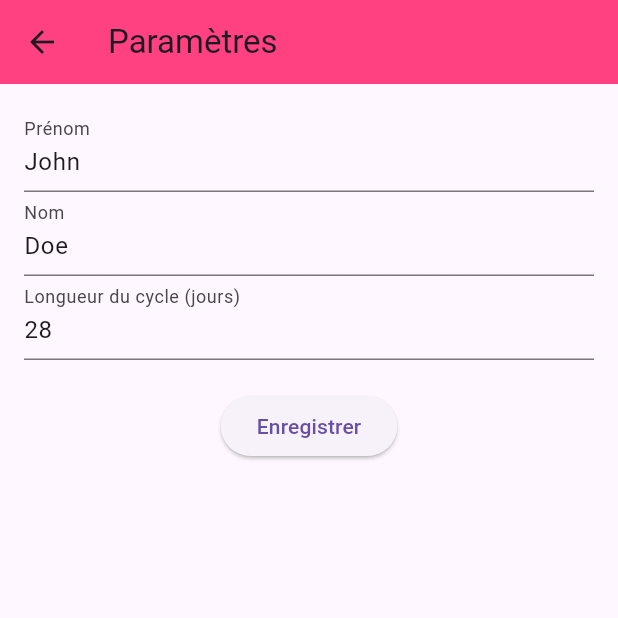
After one commit to lauryn-trouillot/period_apk, a Flutter app: the screen it shows after launch, after a tap on the "settings" icon, on a phone screen of 412 x 824 dp, the top half of it. The commit adds this screen. Run offline on Flutter 3.47's test engine with Material 3 defaults, Android fonts, the phone set to English and light mode, and no system bars; our stand-ins replace table_calendar.

Commit message:
Ajout de la page paramêtre

```diff
--- /dev/null
+++ b/menstrual_tracker/lib/models/user_info.dart
@@ -0,0 +1,33 @@
+class UserInfo {
+  String firstName;
+  String lastName;
+  int cycleLength;
+  List<DateTime> periodDays;
+
+  UserInfo({
+    required this.firstName,
+    required this.lastName,
+    required this.cycleLength,
+    required this.periodDays,
+  });
+
+  Map<String, dynamic> toJson() {
+    return {
+      'firstName': firstName,
+      'lastName': lastName,
+      'cycleLength': cycleLength,
+      'periodDays': periodDays.map((day) => day.toIso8601String()).toList(),
+    };
+  }
+
+  factory UserInfo.fromJson(Map<String, dynamic> json) {
+    return UserInfo(
+      firstName: json['firstName'],
+      lastName: json['lastName'],
+      cycleLength: json['cycleLength'],
+      periodDays: (json['periodDays'] as List<dynamic>)
+          .map((day) => DateTime.parse(day as String))
+          .toList(),
+    );
+  }
+}
--- a/menstrual_tracker/lib/screens/menstrual_tracker_screen.dart
+++ b/menstrual_tracker/lib/screens/menstrual_tracker_screen.dart
@@ -2,6 +2,8 @@ import 'package:flutter/material.dart';
 import '../widgets/calendar_widget.dart';
 import '../widgets/info_widget.dart';
 import 'details_screen.dart';
+import 'settings_screen.dart';
+import '../models/user_info.dart';
 
 class MenstrualTrackerScreen extends StatefulWidget {
   @override
@@ -12,6 +14,18 @@ class _MenstrualTrackerScreenState extends State<MenstrualTrackerScreen> {
   DateTime _focusedDay = DateTime.now();
   DateTime? _startDate;
   DateTime? _endDate;
+  UserInfo _userInfo = UserInfo(
+    firstName: 'John',
+    lastName: 'Doe',
+    cycleLength: 28,
+    periodDays: [],
+  );
+
+  void _updateUserInfo(UserInfo userInfo) {
+    setState(() {
+      _userInfo = userInfo;
+    });
+  }
 
   @override
   Widget build(BuildContext context) {
@@ -19,6 +33,21 @@ class _MenstrualTrackerScreenState extends State<MenstrualTrackerScreen> {
       appBar: AppBar(
         title: const Text('Suivi des menstruations'),
         backgroundColor: Colors.pinkAccent,
+        actions: [
+          IconButton(
+            icon: const Icon(Icons.settings),
+            onPressed: () {
+              Navigator.of(context).push(
+                MaterialPageRoute(
+                  builder: (context) => SettingsScreen(
+                    userInfo: _userInfo,
+                    onSave: _updateUserInfo,
+                  ),
+                ),
+              );
+            },
+          ),
+        ],
       ),
       body: Column(
         children: [
--- /dev/null
+++ b/menstrual_tracker/lib/screens/settings_screen.dart
@@ -0,0 +1,113 @@
+import 'package:flutter/material.dart';
+import '../models/user_info.dart';
+
+class SettingsScreen extends StatefulWidget {
+  final UserInfo userInfo;
+  final Function(UserInfo) onSave;
+
+  const SettingsScreen({
+    Key? key,
+    required this.userInfo,
+    required this.onSave,
+  }) : super(key: key);
+
+  @override
+  _SettingsScreenState createState() => _SettingsScreenState();
+}
+
+class _SettingsScreenState extends State<SettingsScreen> {
+  final _formKey = GlobalKey<FormState>();
+  late String _firstName;
+  late String _lastName;
+  late int _cycleLength;
+
+  @override
+  void initState() {
+    super.initState();
+    _firstName = widget.userInfo.firstName;
+    _lastName = widget.userInfo.lastName;
+    _cycleLength = widget.userInfo.cycleLength;
+  }
+
+  void _saveForm() {
+    if (_formKey.currentState!.validate()) {
+      _formKey.currentState!.save();
+      widget.onSave(UserInfo(
+        firstName: _firstName,
+        lastName: _lastName,
+        cycleLength: _cycleLength,
+        periodDays: widget.userInfo.periodDays,
+      ));
+      Navigator.pop(context);
+    }
+  }
+
+  @override
+  Widget build(BuildContext context) {
+    return Scaffold(
+      appBar: AppBar(
+        title: const Text('Paramètres'),
+        backgroundColor: Colors.pinkAccent,
+      ),
+      body: Padding(
+        padding: const EdgeInsets.all(16.0),
+        child: Form(
+          key: _formKey,
+          child: Column(
+            children: [
+              TextFormField(
+                initialValue: _firstName,
+                decoration: const InputDecoration(labelText: 'Prénom'),
+                validator: (value) {
+                  if (value == null || value.isEmpty) {
+                    return 'Veuillez entrer un prénom';
+                  }
+                  return null;
+                },
+                onSaved: (value) {
+                  _firstName = value!;
+                },
+              ),
+              TextFormField(
+                initialValue: _lastName,
+                decoration: const InputDecoration(labelText: 'Nom'),
+                validator: (value) {
+                  if (value == null || value.isEmpty) {
+                    return 'Veuillez entrer un nom';
+                  }
+                  return null;
+                },
+                onSaved: (value) {
+                  _lastName = value!;
+                },
+              ),
+              TextFormField(
+                initialValue: _cycleLength.toString(),
+                decoration: const InputDecoration(
+                    labelText: 'Longueur du cycle (jours)'),
+                keyboardType: TextInputType.number,
+                validator: (value) {
+                  if (value == null || value.isEmpty) {
+                    return 'Veuillez entrer la longueur du cycle';
+                  }
+                  if (int.tryParse(value) == null) {
+                    return 'Veuillez entrer un nombre valide';
+                  }
+                  return null;
+                },
+                onSaved: (value) {
+                  _cycleLength = int.parse(value!);
+                },
+              ),
+              const SizedBox(height: 20),
+              ElevatedButton(
+                onPressed: _saveForm,
+                child: const Text('Enregistrer'),
+              ),
+            ],
+          ),
+        ),
+      ),
+    );
+  }
+}
```
Also changed, not shown: menstrual_tracker/lib/services/user_preferences.dart (added).
